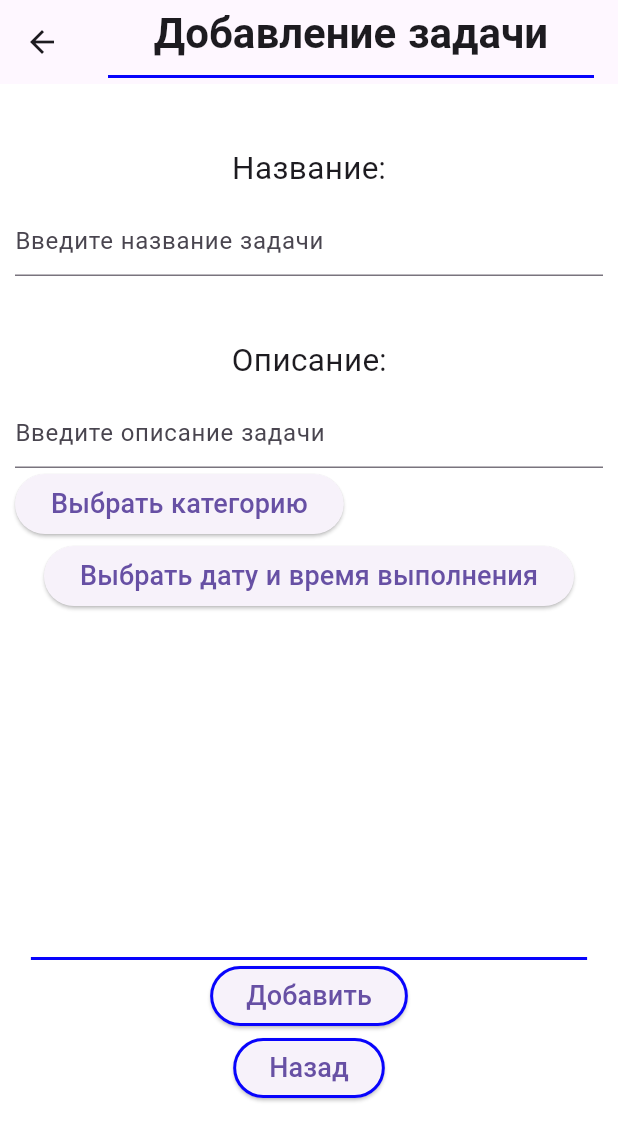
After one commit to schlimmsten/Multitask, a Flutter app: the AddScreeBuilder screen opened directly, on a phone screen of 412 x 824 dp. The commit adds this screen. Shown: the top 1141 px of the screen. Run offline on Flutter 3.47's test engine with Material 3 defaults, Android fonts, the phone set to English and light mode, and no system bars; project files that could hold a hidden picture were left out.

Commit message:
почти полное расчленение работы артема дегтева

```diff
--- /dev/null
+++ b/lib/add_screen_components/add_button.dart
@@ -0,0 +1,21 @@
+import 'package:flutter/material.dart';
+import '../text_style.dart';
+import 'package:multitask/screens/main_screen.dart'; //просто заглушка
+
+class AddButton extends StatelessWidget {
+  const AddButton({super.key});
+
+  @override
+  Widget build(BuildContext context) {
+    return ElevatedButton(
+      style: OutlinedButton.styleFrom(side: const BorderSide(color: Color.fromARGB(255, 8, 4, 252), width: 2)),
+      onPressed: () {
+        Navigator.of(context).pushReplacement(MaterialPageRoute(builder: (_) => const MainScreen()));
+      },
+      child: Text(
+        "Добавить",
+        style: smallTextStyle(),
+      ),
+    );
+  }
+}
--- /dev/null
+++ b/lib/add_screen_components/add_screen_builder.dart
@@ -0,0 +1,67 @@
+import 'package:flutter/material.dart';
+import 'header.dart';
+import 'name_field.dart';
+import 'description_field.dart';
+import 'category_picker.dart';
+import 'date_picker.dart';
+import 'add_button.dart';
+import 'decline_button.dart';
+import '../text_style.dart';
+import 'package:multitask/settings_screen_components/line.dart';
+
+class AddScreeBuilder extends StatelessWidget {
+  const AddScreeBuilder({super.key});
+
+  @override
+  Widget build(BuildContext context) {
+
+    return Scaffold(
+      appBar: AppBar(title: const Header(), centerTitle: true,),
+      body: Container(
+        padding: const EdgeInsets.only(left: 10, right: 10),
+        child: Column(
+          children: [
+            const SizedBox(height: 40),
+
+            Text(
+              "Название:",
+              textAlign: TextAlign.right,
+              style: mainTextStyle(),
+            ),
+
+            // поле для ввода названия
+            const SizedBox(height: 10),
+
+            const NameField(),
+
+            //текст
+            const SizedBox(height: 40),
+
+            Text(
+              "Описание:",
+              textAlign: TextAlign.left,
+              style: mainTextStyle(),
+            ),
+
+            const SizedBox(height: 10),
+
+            const DescriptionField(),
+
+            const CategoryPicker(),
+
+            const DatePicker(),
+
+            const SizedBox(height: 230),
+
+            const Line(),
+
+            const AddButton(),
+
+            const DeclineButton(),
+
+          ],
+        ),
+      ),
+    );
+  }
+}
--- /dev/null
+++ b/lib/add_screen_components/category_picker.dart
@@ -0,0 +1,56 @@
+import 'package:flutter/material.dart';
+import '../text_style.dart';
+
+//можно как то пересобрать этот ужас?
+
+List<Map<String, dynamic>> categories = [
+  {"name": "Учеба", "color": Colors.red},
+  {"name": "Работа", "color": Colors.green},
+  {"name": "Развлечения", "color": Colors.blue},
+  {"name": "Добавить свою", "color": Colors.orange},
+];
+
+class CategoryPicker extends StatelessWidget {
+  const CategoryPicker({super.key});
+
+
+  @override
+  Widget build(BuildContext context) {
+    return Row(
+      crossAxisAlignment: CrossAxisAlignment.start,
+      children: [
+        ElevatedButton(
+          child: Text(
+            "Выбрать категорию",
+            style: smallTextStyle(),
+          ),
+          onPressed: () {
+            showDialog(
+              context: context,
+              builder: (BuildContext context) {
+                return SimpleDialog(
+                  title: const Text('Выберите категорию'),
+                  children: categories.map((category) {
+                    return SimpleDialogOption(
+                      onPressed: () {
+                        Navigator.of(context).pop();
+                      },
+                      child: Row(
+                        children: [
+                          CircleAvatar(backgroundColor: category["color"], radius: 10),
+                          const SizedBox(width: 10),
+                          Text(category["name"]),
+                        ],
+                      ),
+                    );
+                  }).toList(),
+                );
+              },
+            );
+          },
+        ),
+        const SizedBox(width: 10),
+      ],
+    );
+  }
+}
--- /dev/null
+++ b/lib/add_screen_components/date_picker.dart
@@ -0,0 +1,36 @@
+import 'package:flutter/material.dart';
+import '../text_style.dart';
+
+class DatePicker extends StatelessWidget {
+  const DatePicker({super.key});
+
+  @override
+Widget build(BuildContext context) {
+  return ElevatedButton(
+
+    child: Text(
+      "Выбрать дату и время выполнения",
+      style: smallTextStyle(),
+    ),
+
+    onPressed: () {
+      showDatePicker(
+        context: context,
+        initialDate: DateTime.now(),
+        firstDate: DateTime.now(),
+        lastDate: DateTime(2050),
+      ).then((selectedDate) {
+        if (selectedDate != null) {
+          showTimePicker(
+            context: context,
+            initialTime: TimeOfDay.now(),
+          ).then((selectedTime) {
+            if (selectedTime != null) {
+            }
+          });
+        }
+      });
+    },
+  );
+}
+}
--- /dev/null
+++ b/lib/add_screen_components/decline_button.dart
@@ -0,0 +1,21 @@
+import 'package:flutter/material.dart';
+import '../text_style.dart';
+import 'package:multitask/screens/main_screen.dart'; //просто заглушка
+
+class DeclineButton extends StatelessWidget {
+  const DeclineButton({super.key});
+
+  @override
+  Widget build(BuildContext context) {
+    return ElevatedButton(
+      style: OutlinedButton.styleFrom(side: const BorderSide(color: Color.fromARGB(255, 8, 4, 252), width: 2)),
+      onPressed: () {
+        Navigator.of(context).pushReplacement(MaterialPageRoute(builder: (_) => const MainScreen()));
+      },
+      child: Text(
+        "Назад",
+        style: smallTextStyle(),
+      ),
+    );
+  }
+}
--- /dev/null
+++ b/lib/add_screen_components/description_field.dart
@@ -0,0 +1,22 @@
+import 'package:flutter/material.dart';
+
+//прикрутить реальный функционал
+class DescriptionField extends StatelessWidget {
+
+  const DescriptionField({super.key});
+
+  @override
+  Widget build(BuildContext context) {
+    return TextFormField(
+      decoration: const InputDecoration(
+        hintText: 'Введите описание задачи',
+      ),
+      validator: (String? value) {
+        if (value == null || value.isEmpty) {
+          return 'Пожалуйста введите описание задачи';
+        }
+          return null;
+      },
+    );
+  }
+}
--- /dev/null
+++ b/lib/add_screen_components/header.dart
@@ -0,0 +1,22 @@
+import 'package:flutter/material.dart';
+import '../text_style.dart';
+import 'package:multitask/settings_screen_components/line.dart';
+
+class Header extends StatelessWidget {
+  const Header({super.key});
+
+  @override
+  Widget build(BuildContext context) {
+    return Column(
+        children: [
+          Text(
+            "Добавление задачи",
+            textAlign: TextAlign.center,
+            style: headerTextStyle(),
+          ),
+          const SizedBox(height: 10),
+          const Line(),
+        ],
+    );
+  }
+}
--- /dev/null
+++ b/lib/add_screen_components/name_field.dart
@@ -0,0 +1,22 @@
+import 'package:flutter/material.dart';
+
+//прикрутить реальный функционал
+class NameField extends StatelessWidget {
+
+  const NameField({super.key});
+
+  @override
+  Widget build(BuildContext context) {
+    return TextFormField(
+      decoration: const InputDecoration(
+        hintText: 'Введите название задачи',
+      ),
+      validator: (String? value) {
+        if (value == null || value.isEmpty) {
+          return 'Пожалуйста, введите название задачи';
+        }
+        return null;
+      },
+    );
+  }
+}
```
Also changed, not shown: lib/add_screen_components/field.dart (deleted, +0 -22 lines), lib/screens/add_screen.dart (+2 -176 lines).
